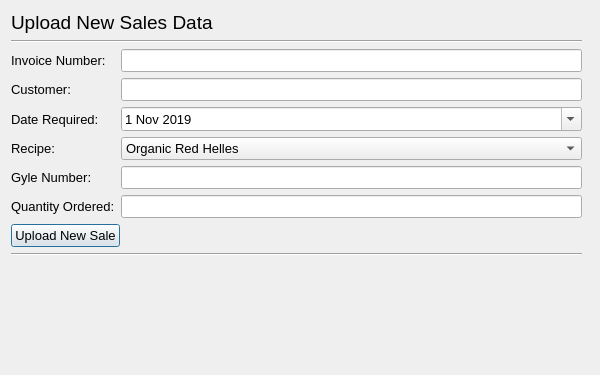
The window that upload_sales.ui (IsaacCheng9/brewhouse-management) describes before a commit, drawn with Qt 5.
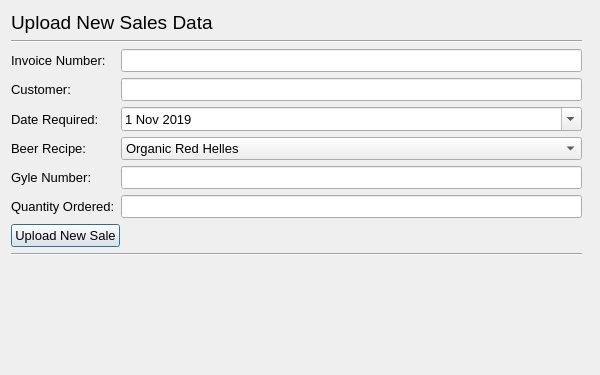
The same window after the commit.

Commit message: Started docstring for class and attributes

The edit to the form file:
```diff
--- a/upload_sales.ui
+++ b/upload_sales.ui
@@ -135,7 +135,7 @@
           <item row="4" column="0">
            <widget class="QLabel" name="lbl_sale_recipe">
             <property name="text">
-             <string>Recipe:</string>
+             <string>Beer Recipe:</string>
             </property>
            </widget>
           </item>
```
The commit also changes 1 other file.
